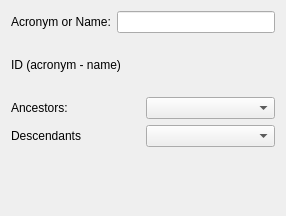
Qt form src/scipyen/gui/widgets/dataclasswidgets/brainglobeatlasstructurelookup.ui (ctigaret/scipyen) before a commit.
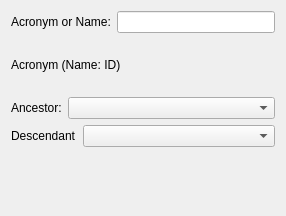
The same form after that commit. Custom widgets are drawn as their Qt base class.

Patch:
```diff
--- a/src/scipyen/gui/widgets/dataclasswidgets/brainglobeatlasstructurelookup.ui
+++ b/src/scipyen/gui/widgets/dataclasswidgets/brainglobeatlasstructurelookup.ui
@@ -36,7 +36,7 @@
      <item>
       <widget class="QLabel" name="structureIDAcroNameLabel">
        <property name="text">
-        <string>ID (acronym - name)</string>
+        <string>Acronym (Name: ID)</string>
        </property>
       </widget>
      </item>
@@ -45,7 +45,7 @@
        <item>
         <widget class="QLabel" name="label_2">
          <property name="text">
-          <string>Ancestors:</string>
+          <string>Ancestor:</string>
          </property>
          <property name="buddy">
           <cstring>ancestorsComboBox</cstring>
@@ -53,7 +53,23 @@
         </widget>
        </item>
        <item>
-        <widget class="QComboBox" name="ancestorsComboBox"/>
+        <widget class="QComboBox" name="ancestorComboBox">
+         <property name="sizePolicy">
+          <sizepolicy hsizetype="MinimumExpanding" vsizetype="Fixed">
+           <horstretch>0</horstretch>
+           <verstretch>0</verstretch>
+          </sizepolicy>
+         </property>
+         <property name="toolTip">
+          <string>Select an Ancestor (Parent) Structure</string>
+         </property>
+         <property name="statusTip">
+          <string>Select an Ancestor (Parent) Structure</string>
+         </property>
+         <property name="whatsThis">
+          <string>Select an Ancestor (Parent) Structure</string>
+         </property>
+        </widget>
        </item>
       </layout>
      </item>
@@ -62,7 +78,7 @@
        <item>
         <widget class="QLabel" name="label_3">
          <property name="text">
-          <string>Descendants</string>
+          <string>Descendant</string>
          </property>
          <property name="buddy">
           <cstring>descendantsCombBox</cstring>
@@ -70,7 +86,23 @@
         </widget>
        </item>
        <item>
-        <widget class="QComboBox" name="descendantsCombBox"/>
+        <widget class="QComboBox" name="descendantComboBox">
+         <property name="sizePolicy">
+          <sizepolicy hsizetype="MinimumExpanding" vsizetype="Fixed">
+           <horstretch>0</horstretch>
+           <verstretch>0</verstretch>
+          </sizepolicy>
+         </property>
+         <property name="toolTip">
+          <string>Select a Descendant (Child) Structure</string>
+         </property>
+         <property name="statusTip">
+          <string>Select a Descendant (Child) Structure</string>
+         </property>
+         <property name="whatsThis">
+          <string>Select a Descendant (Child) Structure</string>
+         </property>
+        </widget>
        </item>
       </layout>
      </item>
```
Left out of the diff: 49 changed lines with no effect on the pictures.
